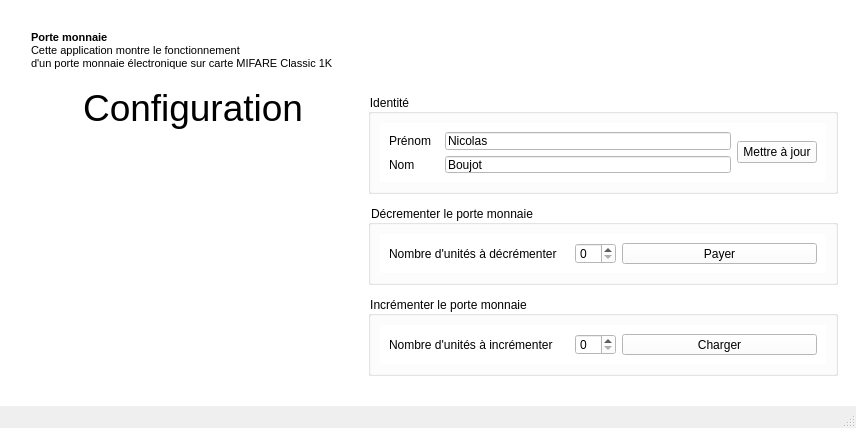
Nicooow/tp-nfc, file TP/mainwindow.ui: the form before one commit.
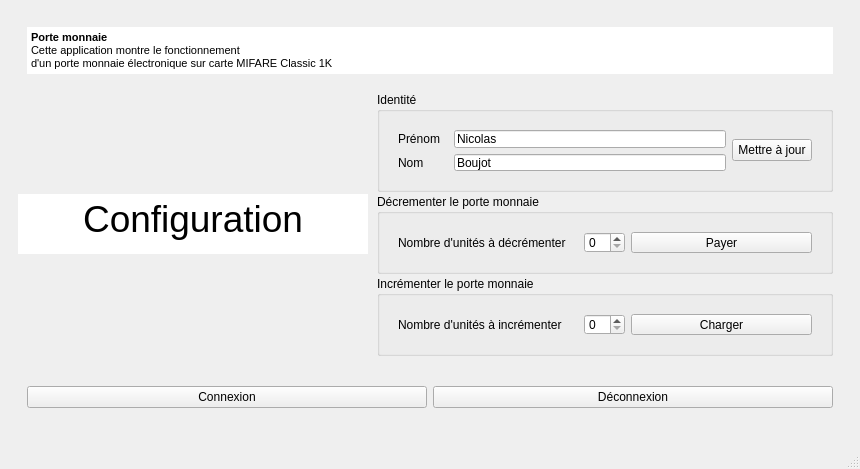
The form after the commit. Icons and pictures are not drawn.

The edit to the form file:
```diff
--- a/TP/mainwindow.ui
+++ b/TP/mainwindow.ui
@@ -6,19 +6,22 @@
    <rect>
     <x>0</x>
     <y>0</y>
-    <width>856</width>
-    <height>428</height>
+    <width>860</width>
+    <height>469</height>
    </rect>
   </property>
   <property name="windowTitle">
    <string>MainWindow</string>
   </property>
+  <property name="styleSheet">
+   <string notr="true"/>
+  </property>
   <widget class="QWidget" name="centralwidget">
    <property name="enabled">
     <bool>true</bool>
    </property>
    <property name="styleSheet">
-    <string notr="true">background-color: rgb(255, 255, 255);</string>
+    <string notr="true"/>
    </property>
    <layout class="QGridLayout" name="gridLayout">
     <property name="leftMargin">
@@ -117,7 +120,7 @@
           <property name="maximumSize">
            <size>
             <width>350</width>
-            <height>16777215</height>
+            <height>60</height>
            </size>
           </property>
           <property name="frameShape">
@@ -131,7 +134,7 @@
 &lt;html&gt;&lt;head&gt;&lt;meta name=&quot;qrichtext&quot; content=&quot;1&quot; /&gt;&lt;style type=&quot;text/css&quot;&gt;
 p, li { white-space: pre-wrap; }
 &lt;/style&gt;&lt;/head&gt;&lt;body style=&quot; font-family:'MS Shell Dlg 2'; font-size:8.25pt; font-weight:400; font-style:normal;&quot;&gt;
-&lt;p align=&quot;center&quot; style=&quot; margin-top:0px; margin-bottom:0px; margin-left:0px; margin-right:0px; -qt-block-indent:0; text-indent:0px;&quot;&gt;&lt;span style=&quot; font-size:28pt;&quot;&gt;Configuration&lt;/span&gt;&lt;/p&gt;&lt;/body&gt;&lt;/html&gt;</string>
+&lt;p align=&quot;center&quot; style=&quot; margin-top:0px; margin-bottom:0px; margin-left:37px; margin-right:37px; -qt-block-indent:0; text-indent:0px;&quot;&gt;&lt;span style=&quot; font-size:28pt;&quot;&gt;Configuration&lt;/span&gt;&lt;/p&gt;&lt;/body&gt;&lt;/html&gt;</string>
           </property>
           <property name="acceptRichText">
            <bool>true</bool>
@@ -139,7 +142,11 @@
          </widget>
         </item>
         <item>
+         <widget class="QFrame" name="verticalFrame">
          <layout class="QVBoxLayout" name="verticalLayout_4">
+           <property name="spacing">
+            <number>2</number>
+           </property>
           <item>
            <widget class="QGroupBox" name="groupBox">
             <property name="maximumSize">
@@ -343,6 +350,7 @@
            </widget>
           </item>
          </layout>
+         </widget>
         </item>
        </layout>
       </item>
@@ -351,6 +359,32 @@
     <item row="0" column="1">
      <layout class="QVBoxLayout" name="verticalLayout_2"/>
     </item>
+    <item row="1" column="0">
+     <widget class="QFrame" name="horizontalFrame">
+      <property name="minimumSize">
+       <size>
+        <width>0</width>
+        <height>50</height>
+       </size>
+      </property>
+      <layout class="QHBoxLayout" name="horizontalLayout_10">
+       <item>
+        <widget class="QPushButton" name="pushButton_5">
+         <property name="text">
+          <string>Connexion</string>
+         </property>
+        </widget>
+       </item>
+       <item>
+        <widget class="QPushButton" name="pushButton_6">
+         <property name="text">
+          <string>Déconnexion</string>
+         </property>
+        </widget>
+       </item>
+      </layout>
+     </widget>
+    </item>
    </layout>
   </widget>
   <widget class="QMenuBar" name="menubar">
```
Left out of the diff: 2 changed lines with no effect on the pictures. Lines whose indentation alone changed are shown as unchanged.
